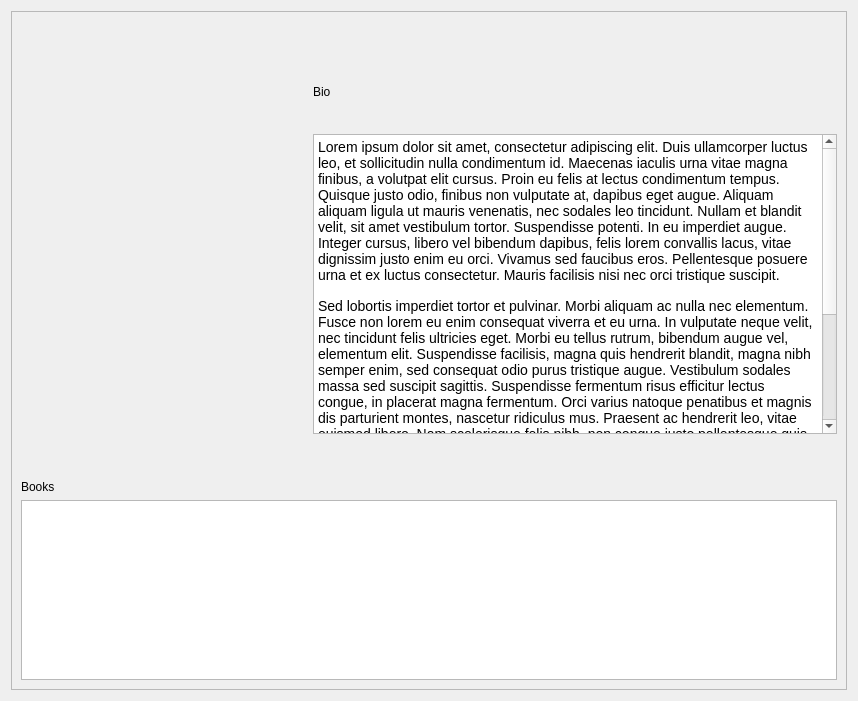
Old version of the form src/forms/authordetailsdialog.ui in the repository yunag/QLibraryManagementSystem.
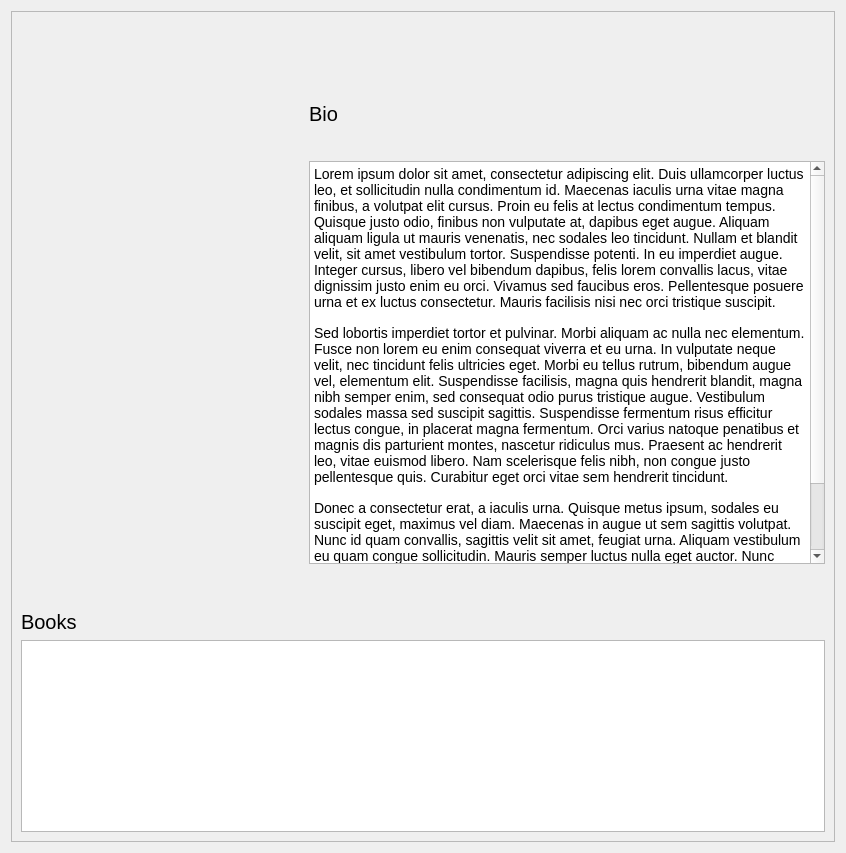
New version of the form. Icons and pictures are not drawn. Custom widgets are drawn as their Qt base class.

What changed in the file:
```diff
--- a/src/forms/authordetailsdialog.ui
+++ b/src/forms/authordetailsdialog.ui
@@ -6,8 +6,8 @@
    <rect>
     <x>0</x>
     <y>0</y>
-    <width>858</width>
-    <height>701</height>
+    <width>846</width>
+    <height>853</height>
    </rect>
   </property>
   <property name="windowTitle">
@@ -40,8 +40,8 @@
        <rect>
         <x>0</x>
         <y>0</y>
-        <width>821</width>
-        <height>721</height>
+        <width>826</width>
+        <height>833</height>
        </rect>
       </property>
       <layout class="QVBoxLayout" name="verticalLayout_4">
@@ -53,7 +53,7 @@
          <item>
           <layout class="QVBoxLayout" name="verticalLayout_3" stretch="12,0">
            <item>
-            <widget class="ImagePickerLabel" name="authorImage">
+            <widget class="AspectRatioLabel" name="authorImage">
              <property name="sizePolicy">
               <sizepolicy hsizetype="Ignored" vsizetype="Ignored">
                <horstretch>0</horstretch>
@@ -105,6 +105,12 @@
                <height>0</height>
               </size>
              </property>
+             <property name="font">
+              <font>
+               <pointsize>20</pointsize>
+               <bold>true</bold>
+              </font>
+             </property>
              <property name="text">
               <string>&lt;Author name&gt;</string>
              </property>
@@ -131,6 +137,11 @@
            </item>
            <item>
             <widget class="QLabel" name="label_2">
+             <property name="font">
+              <font>
+               <pointsize>15</pointsize>
+              </font>
+             </property>
              <property name="text">
               <string>Bio</string>
              </property>
@@ -199,6 +210,11 @@
        </item>
        <item>
         <widget class="QLabel" name="label_3">
+         <property name="font">
+          <font>
+           <pointsize>15</pointsize>
+          </font>
+         </property>
          <property name="text">
           <string>Books</string>
          </property>
@@ -260,17 +276,17 @@
   </layout>
  </widget>
  <customwidgets>
-  <customwidget>
-   <class>ImagePickerLabel</class>
-   <extends>QLabel</extends>
-   <header>imagepickerlabel.h</header>
-  </customwidget>
   <customwidget>
    <class>SmoothScrollArea</class>
    <extends>QScrollArea</extends>
    <header>smoothscrollarea.h</header>
    <container>1</container>
   </customwidget>
+  <customwidget>
+   <class>AspectRatioLabel</class>
+   <extends>QLabel</extends>
+   <header>aspectratiolabel.h</header>
+  </customwidget>
  </customwidgets>
  <resources>
   <include location="../../resources/resource.qrc"/>
```
